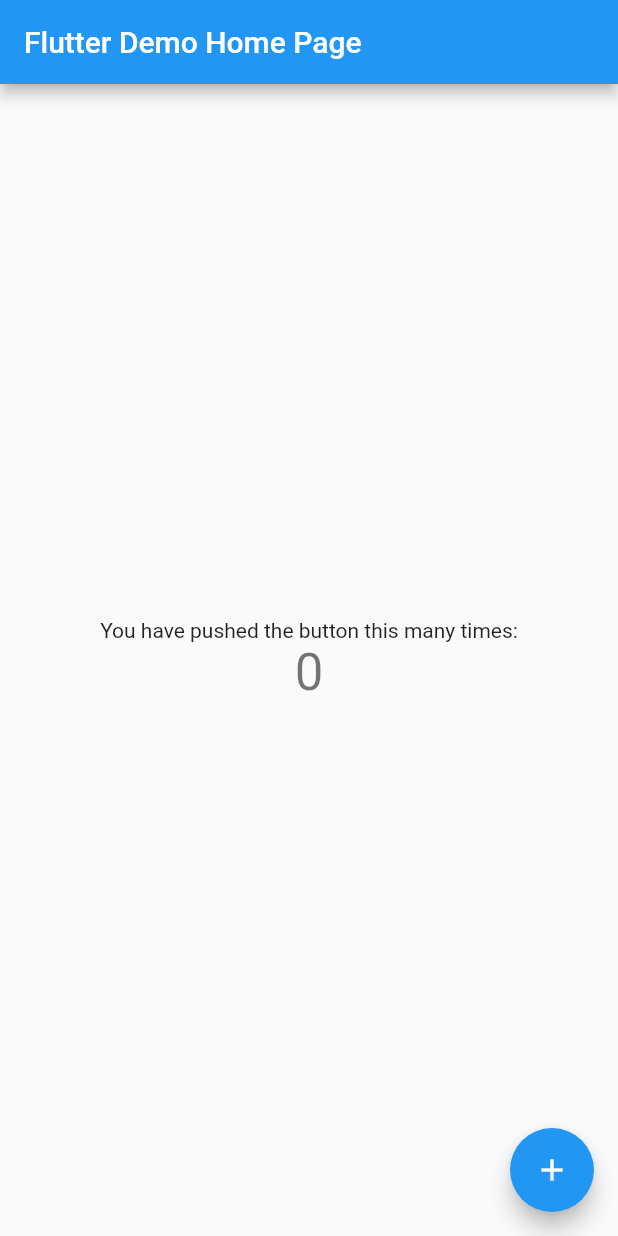
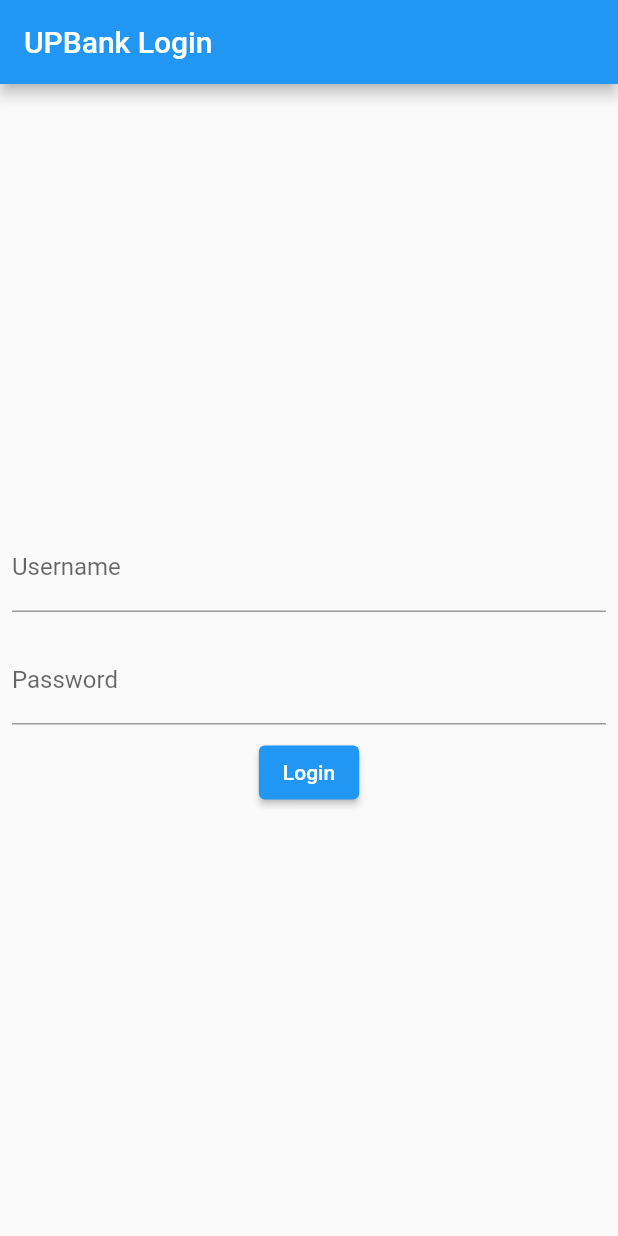
Before and after one commit to Niriot-dotcom/up_bank, a Flutter app: the screen it shows after launch, on a phone screen of 412 x 824 dp. Run offline on Flutter 3.47's test engine with Material 2 defaults, Android fonts, the light colour scheme and no system bars; our stand-ins replace google_nav_bar, logger.

Commit message:
show login widget.

```diff
--- a/lib/main.dart
+++ b/lib/main.dart
@@ -26,93 +26,80 @@
         // is not restarted.
         primarySwatch: Colors.blue,
       ),
-      home: const MyHomePage(title: 'Flutter Demo Home Page'),
+      home: LoginPage(),
     );
   }
 }
 
-class MyHomePage extends StatefulWidget {
-  const MyHomePage({super.key, required this.title});
-
-  // This widget is the home page of your application. It is stateful, meaning
-  // that it has a State object (defined below) that contains fields that affect
-  // how it looks.
-
-  // This class is the configuration for the state. It holds the values (in this
-  // case the title) provided by the parent (in this case the App widget) and
-  // used by the build method of the State. Fields in a Widget subclass are
-  // always marked "final".
-
-  final String title;
-
+class LoginPage extends StatefulWidget {
   @override
-  State<MyHomePage> createState() => _MyHomePageState();
+  _LoginPageState createState() => _LoginPageState();
 }
 
-class _MyHomePageState extends State<MyHomePage> {
-  var logger = Logger();
-  int _counter = 0;
-
-  void _incrementCounter() {
-    setState(() {
-      // This call to setState tells the Flutter framework that something has
-      // changed in this State, which causes it to rerun the build method below
-      // so that the display can reflect the updated values. If we changed
-      // _counter without calling setState(), then the build method would not be
-      // called again, and so nothing would appear to happen.
-      _counter++;
-    });
-  }
+class _LoginPageState extends State<LoginPage> {
+  final _formKey = GlobalKey<FormState>();
+  final _usernameController = TextEditingController();
+  final _passwordController = TextEditingController();
 
   @override
   Widget build(BuildContext context) {
-    // This method is rerun every time setState is called, for instance as done
-    // by the _incrementCounter method above.
-    //
-    // The Flutter framework has been optimized to make rerunning build methods
-    // fast, so that you can just rebuild anything that needs updating rather
-    // than having to individually change instances of widgets.
     return Scaffold(
       appBar: AppBar(
-        // Here we take the value from the MyHomePage object that was created by
-        // the App.build method, and use it to set our appbar title.
-        title: Text(widget.title),
+        title: Text('UPBank Login'),
       ),
-      body: Center(
-        // Center is a layout widget. It takes a single child and positions it
-        // in the middle of the parent.
+      body: Form(
+        key: _formKey,
         child: Column(
-          // Column is also a layout widget. It takes a list of children and
-          // arranges them vertically. By default, it sizes itself to fit its
-          // children horizontally, and tries to be as tall as its parent.
-          //
-          // Invoke "debug painting" (press "p" in the console, choose the
-          // "Toggle Debug Paint" action from the Flutter Inspector in Android
-          // Studio, or the "Toggle Debug Paint" command in Visual Studio Code)
-          // to see the wireframe for each widget.
-          //
-          // Column has various properties to control how it sizes itself and
-          // how it positions its children. Here we use mainAxisAlignment to
-          // center the children vertically; the main axis here is the vertical
-          // axis because Columns are vertical (the cross axis would be
-          // horizontal).
           mainAxisAlignment: MainAxisAlignment.center,
           children: <Widget>[
-            const Text(
-              'You have pushed the button this many times:',
+            // Image.asset(
+            //   'assets/images/logo.png', // replace with your logo asset
+            //   height: 100.0,
+            // ),
+            Padding(
+              padding: const EdgeInsets.all(8.0),
+              child: TextFormField(
+                controller: _usernameController,
+                decoration: InputDecoration(
+                  labelText: 'Username',
+                ),
+                validator: (value) {
+                  if (value == null || value.isEmpty) {
+                    return 'Please enter your username';
+                  }
+                  return null;
+                },
+              ),
             ),
-            Text(
-              '$_counter',
-              style: Theme.of(context).textTheme.headlineMedium,
+            Padding(
+              padding: const EdgeInsets.all(8.0),
+              child: TextFormField(
+                controller: _passwordController,
+                decoration: InputDecoration(
+                  labelText: 'Password',
+                ),
+                obscureText: true,
+                validator: (value) {
+                  if (value == null || value.isEmpty) {
+                    return 'Please enter your password';
+                  }
+                  return null;
+                },
+              ),
+            ),
+            ElevatedButton(
+              onPressed: () {
+                if (_formKey.currentState?.validate() ?? false) {
+                  ScaffoldMessenger.of(context).showSnackBar(
+                    SnackBar(content: Text('Processing Data')),
+                  );
+                }
+              },
+              child: Text('Login'),
             ),
           ],
         ),
       ),
-      floatingActionButton: FloatingActionButton(
-        onPressed: _incrementCounter,
-        tooltip: 'Increment',
-        child: const Icon(Icons.add),
-      ), // This trailing comma makes auto-formatting nicer for build methods.
     );
   }
 }
```
Also changed, not shown: lib/loginPage.dart (added, +118 -0 lines), 1 other file.
